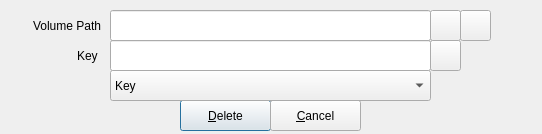
Old version of the form zuluCrypt-gui/luksdeletekey.ui in the repository mhogomchungu/zuluCrypt.
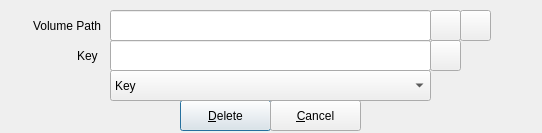
New version of the form.

The edit to the form file:
```diff
--- a/zuluCrypt-gui/luksdeletekey.ui
+++ b/zuluCrypt-gui/luksdeletekey.ui
@@ -10,7 +10,7 @@
     <x>0</x>
     <y>0</y>
     <width>542</width>
-    <height>134</height>
+    <height>133</height>
    </rect>
   </property>
   <property name="acceptDrops">
```
